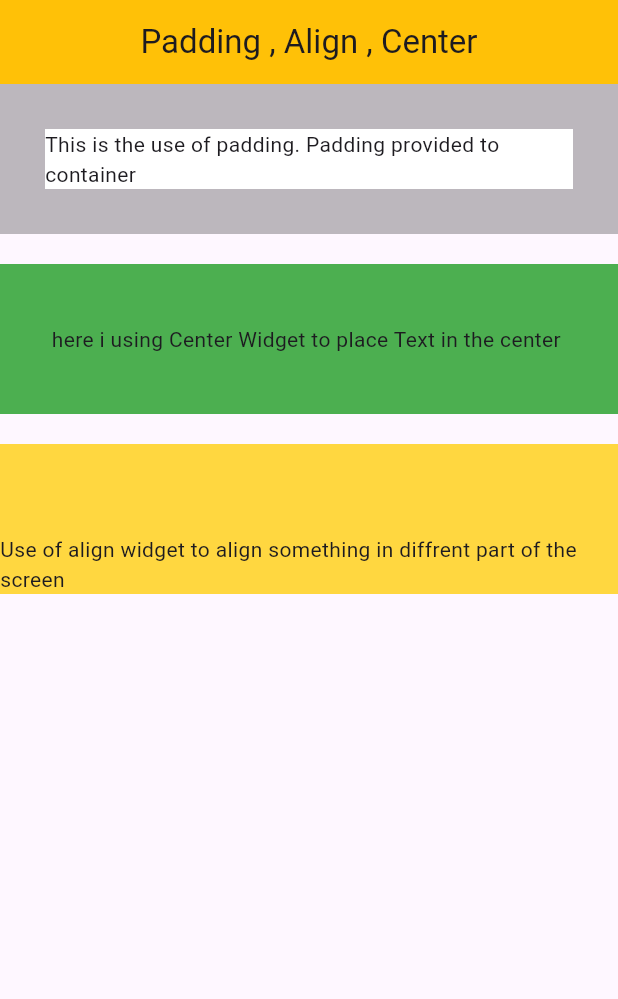
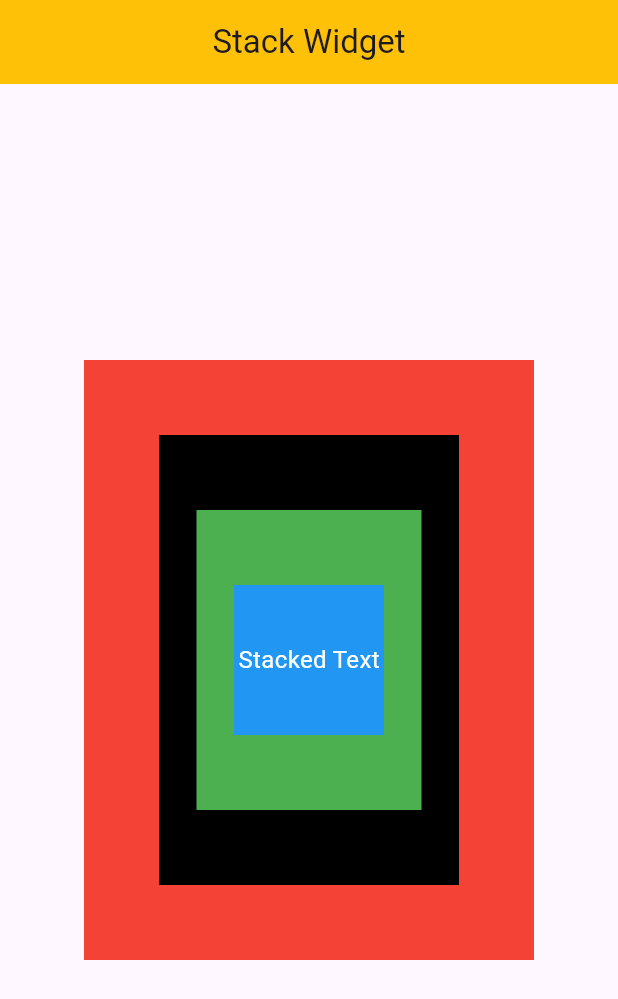
Before and after one commit to Ajkaushik9045/flutter_basics, a Flutter app: the screen it shows after launch, on a phone screen of 412 x 824 dp. Shown: the top 999 px of the screen. Run offline on Flutter 3.47's test engine with Material 3 defaults, Android fonts, the phone set to English and light mode, and no system bars; our stand-ins replace cached_network_image.

Commit message:
Stack Widget

```diff
--- /dev/null
+++ b/lib/Flutter_Widgets/Layout_Widgets/stack_widget.dart
@@ -0,0 +1,55 @@
+import 'package:flutter/material.dart';
+
+class StackWidget extends StatelessWidget {
+  const StackWidget({super.key});
+
+  @override
+  Widget build(BuildContext context) {
+    return Scaffold(
+      appBar: AppBar(
+        // AppBar with title, centered text, and custom background color
+        title: const Text("Stack Widget"),
+        centerTitle: true,
+        backgroundColor: Colors.amber,
+      ),
+      body: Center(
+        // Center widget to center the Stack in the middle of the screen
+        child: Stack(
+          // Stack widget allows overlaying of widgets
+          alignment: Alignment.center, // Aligns all children to the center
+          children: [
+            Container(
+              // Base container (bottom-most in the stack)
+              color: Colors.red,
+              height: 400,
+              width: 300,
+            ),
+            Container(
+              // Overlay container
+              color: Colors.black,
+              height: 300,
+              width: 200,
+            ),
+            Container(
+              // Another overlay container
+              color: Colors.green,
+              height: 200,
+              width: 150,
+            ),
+            Container(
+              // Topmost container (apart from the text)
+              color: Colors.blue,
+              height: 100,
+              width: 100,
+            ),
+            // Text widget displayed on top of the stack
+            const Text(
+              "Stacked Text",
+              style: TextStyle(color: Colors.white, fontSize: 16),
+            ),
+          ],
+        ),
+      ),
+    );
+  }
+}
--- a/lib/main.dart
+++ b/lib/main.dart
@@ -13,6 +13,7 @@ import 'package:flutter_basics/Flutter_Widgets/Basic_Widgets/image_widget.dart';
 import 'package:flutter_basics/Flutter_Widgets/Basic_Widgets/padding_align_center_widget.dart';
 import 'package:flutter_basics/Flutter_Widgets/Basic_Widgets/row_widget.dart';
 import 'package:flutter_basics/Flutter_Widgets/Basic_Widgets/text_widget.dart';
+import 'package:flutter_basics/Flutter_Widgets/Layout_Widgets/stack_widget.dart';
 import 'package:flutter_basics/Flutter_Widgets/wrap_widget.dart';
 
 void main() {
@@ -27,7 +28,7 @@ class MyApp extends StatelessWidget {
   Widget build(BuildContext context) {
     return const MaterialApp(
       debugShowCheckedModeBanner: false,
-      home: PaddingAlignCenterWidget(),
+      home: StackWidget(),
     );
   }
 }
```
